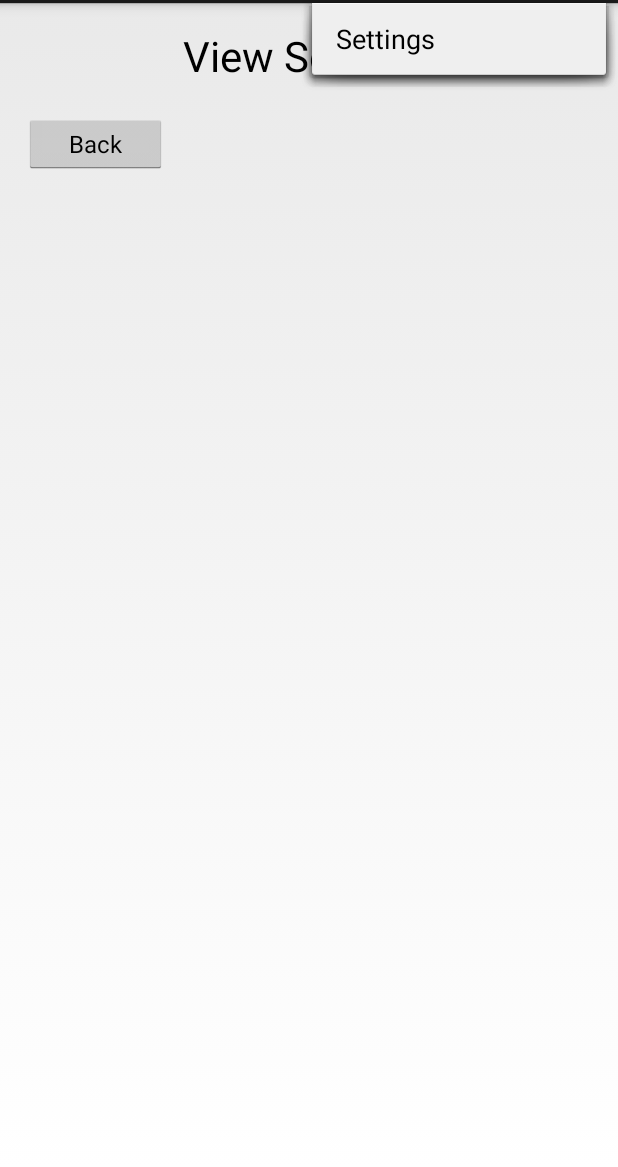
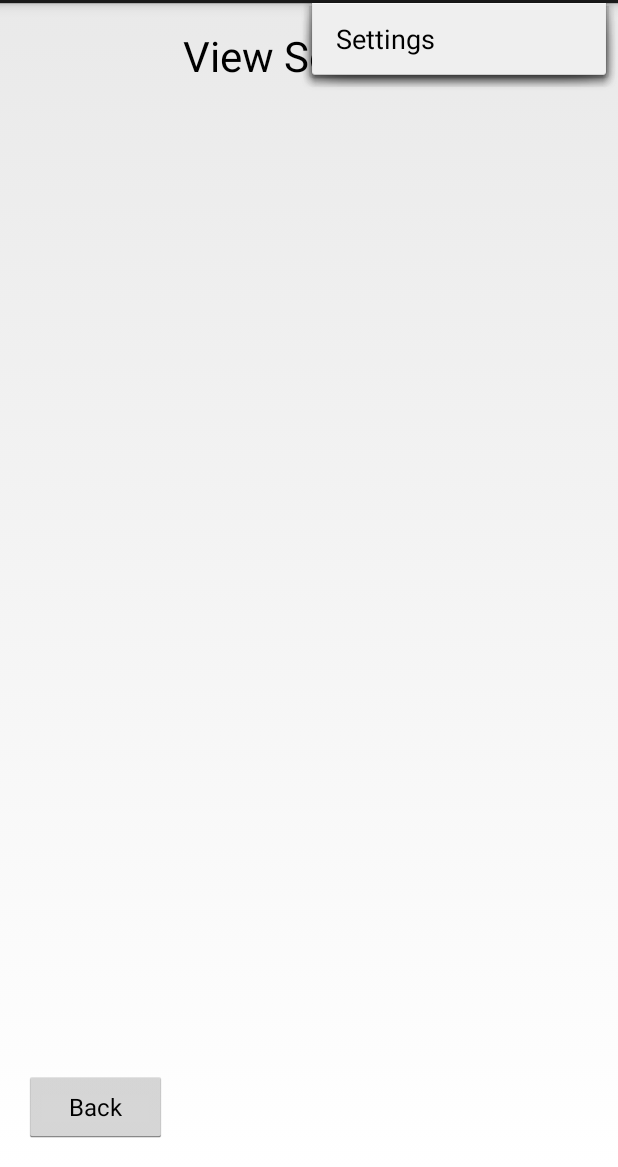
Before and after one commit to logchan/SecurePasswordManager, an Android app: the SchemeListActivity screen opened directly, with no data from a screen before it, with the options menu open, on a phone screen of 412 x 824 dp, the part 69-1236 px from its top. Run offline under Robolectric (Android 15) with nearby library versions, the phone set to English and light mode, and no system bars.

Commit message:
update list view

```diff
--- a/app/src/main/res/layout/activity_scheme_list.xml
+++ b/app/src/main/res/layout/activity_scheme_list.xml
@@ -20,26 +20,29 @@
             style="@style/PageTitle"
             />
     </RelativeLayout>
-    <Button
-        android:text="@string/go_back"
-        android:layout_width="wrap_content"
-        style="@style/ButtonTheme"
-        android:id="@+id/schemelistbackbtn"
-        android:layout_height="40dp" />
 
-    <LinearLayout
+    <RelativeLayout
         android:id="@+id/schemeListLayout"
         android:layout_width="match_parent"
         android:layout_height="fill_parent"
-        android:layout_marginBottom="30dp"
-        android:orientation="vertical"
         >
-
 
         <ListView
             android:id="@+id/schemeList"
-            android:layout_width="match_parent"
-            android:layout_height="fill_parent" />
-    </LinearLayout>
+            android:layout_width="wrap_content"
+            android:layout_height="fill_parent"
+            android:layout_alignParentTop="true"
+            android:layout_above="@id/schemeListBackBtn"
+            />
+
+        <Button
+            android:text="@string/go_back"
+            android:layout_width="wrap_content"
+            android:layout_height="wrap_content"
+            android:id="@+id/schemeListBackBtn"
+            android:layout_alignParentBottom="true"
+            style="@style/ButtonTheme"
+            />
+    </RelativeLayout>
 
 </LinearLayout>
```
